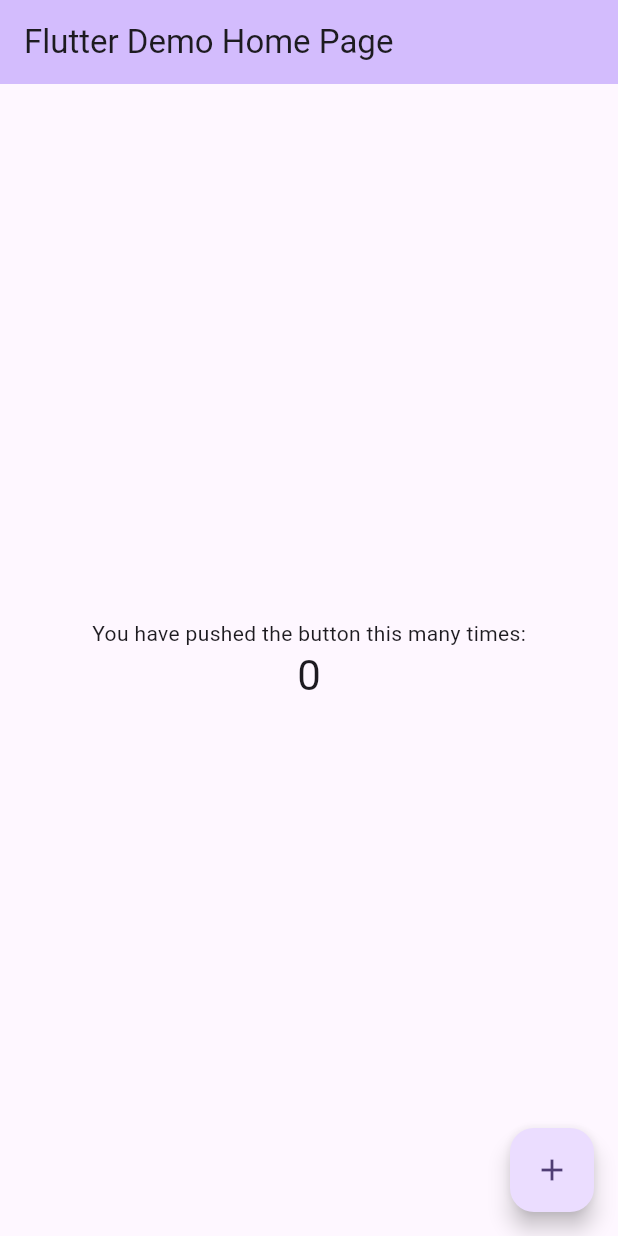
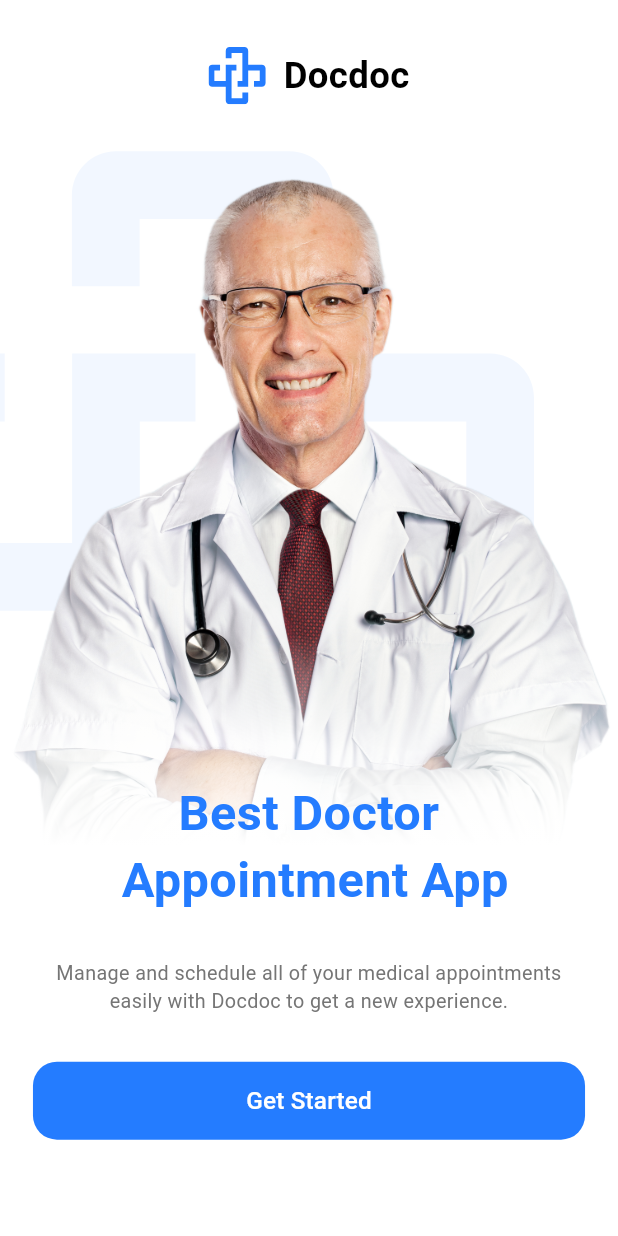
Before and after one commit to Rizk69/doctor_app, a Flutter app: the screen it shows after launch, on a phone screen of 412 x 824 dp. Run offline on Flutter 3.47's test engine with Material 3 defaults, Android fonts, the phone set to English and light mode, and no system bars; our stand-ins replace flutter_screenutil, flutter_svg.

Commit message:
create app

```diff
--- /dev/null
+++ b/lib/core/helpers/extensions.dart
@@ -0,0 +1,21 @@
+
+import 'package:flutter/material.dart';
+
+extension Navigation on BuildContext {
+  Future<dynamic> pushNamed(String routeName, {Object? arguments}) {
+    return Navigator.of(this).pushNamed(routeName, arguments: arguments);
+  }
+
+  Future<dynamic> pushReplacementNamed(String routeName, {Object? arguments}) {
+    return Navigator.of(this)
+        .pushReplacementNamed(routeName, arguments: arguments);
+  }
+
+  Future<dynamic> pushNamedAndRemoveUntil(String routeName,
+      {Object? arguments, required RoutePredicate predicate}) {
+    return Navigator.of(this)
+        .pushNamedAndRemoveUntil(routeName, predicate, arguments: arguments);
+  }
+
+  void pop() => Navigator.of(this).pop();
+}
--- /dev/null
+++ b/lib/core/routing/app_router.dart
@@ -0,0 +1,24 @@
+import 'package:flutter/cupertino.dart';
+import 'package:flutter/material.dart';
+import 'package:flutter_complete_project/core/routing/routes.dart';
+import 'package:flutter_complete_project/features/login/ui/login_screen.dart';
+import 'package:flutter_complete_project/features/onboarding/onboarding_scren.dart';
+
+class AppRouter {
+  Route generateRoute(RouteSettings settings) {
+    switch (settings.name) {
+      case Routes.onBoardingScreen:
+        return MaterialPageRoute(builder: (_) => OnBoardingScreen());
+      case Routes.loginScreen:
+        return MaterialPageRoute(builder: (_) => LoginScreen());
+
+      default:
+        return MaterialPageRoute(
+            builder: (_) => Scaffold(
+                  body: Center(
+                    child: Text('No route defined foe ${settings.name}'),
+                  ),
+                ));
+    }
+  }
+}
--- /dev/null
+++ b/lib/core/routing/routes.dart
@@ -0,0 +1,4 @@
+class Routes{
+  static const String onBoardingScreen='/onBoardingScreen';
+  static const String loginScreen='/loginScreen';
+}
--- /dev/null
+++ b/lib/core/theming/colors.dart
@@ -0,0 +1,6 @@
+import 'package:flutter/material.dart';
+
+class ColorsManager {
+  static const Color mainBlue = Color(0xFF247CFF);
+  static const Color gray = Color(0xFF757575);
+}
--- /dev/null
+++ b/lib/core/theming/styles.dart
@@ -0,0 +1,21 @@
+import 'package:flutter_complete_project/core/theming/colors.dart';
+import 'package:flutter_screenutil/flutter_screenutil.dart';
+import 'package:flutter/material.dart';
+
+class TextStyles {
+  static TextStyle font24Black700W = TextStyle(
+      fontSize: 24.sp, fontWeight: FontWeight.w700, color: Colors.black);
+
+  static TextStyle font32BlueBold = TextStyle(
+      fontSize: 32.sp,
+      fontWeight: FontWeight.bold,
+      color: ColorsManager.mainBlue);
+  static TextStyle font13grayRegular= TextStyle(
+      fontSize: 13.sp,
+      fontWeight: FontWeight.normal,
+      color: ColorsManager.gray);
+  static TextStyle font16WhiteSemiBold= TextStyle(
+      fontSize: 16.sp,
+      fontWeight: FontWeight.w500,
+      color: Colors.white);
+}
--- /dev/null
+++ b/lib/doc_app.dart
@@ -0,0 +1,29 @@
+import 'package:flutter/material.dart';
+import 'package:flutter_complete_project/core/routing/app_router.dart';
+import 'package:flutter_complete_project/core/routing/routes.dart';
+import 'package:flutter_complete_project/core/theming/colors.dart';
+import 'package:flutter_screenutil/flutter_screenutil.dart';
+
+class DocApp extends StatelessWidget {
+  final AppRouter appRouter;
+  const DocApp({super.key, required this.appRouter});
+
+  @override
+  Widget build(BuildContext context) {
+    return ScreenUtilInit(
+      designSize: Size(375, 812),
+
+      minTextAdapt: true,
+
+      child: MaterialApp(
+        debugShowCheckedModeBanner: false,
+        theme: ThemeData(
+          primaryColor: ColorsManager.mainBlue,
+          scaffoldBackgroundColor: Colors.white
+        ),
+        initialRoute: Routes.onBoardingScreen,
+        onGenerateRoute: appRouter.generateRoute,
+      ),
+    );
+  }
+}
--- /dev/null
+++ b/lib/features/login/ui/login_screen.dart
@@ -0,0 +1,12 @@
+import 'package:flutter/material.dart';
+
+class LoginScreen extends StatelessWidget {
+  const LoginScreen({super.key});
+
+  @override
+  Widget build(BuildContext context) {
+    return Scaffold(
+      body: Container(),
+    );
+  }
+}
--- /dev/null
+++ b/lib/features/onboarding/onboarding_scren.dart
@@ -0,0 +1,45 @@
+import 'package:flutter/material.dart';
+import 'package:flutter_complete_project/core/theming/styles.dart';
+import 'package:flutter_complete_project/features/onboarding/widget/doc_logo_and_name.dart';
+import 'package:flutter_complete_project/features/onboarding/widget/doctor_image_text.dart';
+import 'package:flutter_complete_project/features/onboarding/widget/get_started_buttom.dart';
+import 'package:flutter_screenutil/flutter_screenutil.dart';
+
+class OnBoardingScreen extends StatelessWidget {
+  const OnBoardingScreen({super.key});
+
+  @override
+  Widget build(BuildContext context) {
+    return Scaffold(
+      body: SafeArea(
+          child: SingleChildScrollView(
+        child: Padding(
+          padding: EdgeInsets.symmetric(vertical: 30.h),
+          child: Column(
+            children: [
+              const DocLogoAndName(),
+              SizedBox(
+                height: 30.h,
+              ),
+              DoctorImageAndText(),
+              Padding(
+                padding:  EdgeInsets.symmetric(horizontal: 20.w),
+                child: Column(
+                  children: [
+                    Text(
+                      'Manage and schedule all of your medical appointments easily with Docdoc to get a new experience.',
+                      style: TextStyles.font13grayRegular,
+                      textAlign: TextAlign.center,
+                    ),
+                    SizedBox(height: 30.h,),
+                    GetStartedButtom()
+                  ],
+                ),
+              )
+            ],
+          ),
+        ),
+      )),
+    );
+  }
+}
--- /dev/null
+++ b/lib/features/onboarding/widget/doc_logo_and_name.dart
@@ -0,0 +1,20 @@
+import 'package:flutter/material.dart';
+import 'package:flutter_complete_project/core/theming/styles.dart';
+import 'package:flutter_screenutil/flutter_screenutil.dart';
+import 'package:flutter_svg/flutter_svg.dart';
+
+class DocLogoAndName extends StatelessWidget {
+  const DocLogoAndName({super.key});
+
+  @override
+  Widget build(BuildContext context) {
+    return Row(
+      mainAxisAlignment: MainAxisAlignment.center,
+      children: [
+        SvgPicture.asset('asset/images/svg/docicon.svg'),
+        SizedBox(width: 10.w,),
+        Text('Docdoc',style: TextStyles.font24Black700W,)
+      ],
+    );
+  }
+}
--- /dev/null
+++ b/lib/features/onboarding/widget/doctor_image_text.dart
@@ -0,0 +1,39 @@
+import 'package:flutter/cupertino.dart';
+import 'package:flutter/material.dart';
+import 'package:flutter/widgets.dart';
+import 'package:flutter_complete_project/core/theming/styles.dart';
+import 'package:flutter_svg/flutter_svg.dart';
+
+class DoctorImageAndText extends StatelessWidget {
+  const DoctorImageAndText({super.key});
+
+  @override
+  Widget build(BuildContext context) {
+    return Stack(
+      children: [
+        SvgPicture.asset('asset/images/svg/logo_onboarding.svg'),
+        Container(
+          foregroundDecoration: BoxDecoration(
+              gradient: LinearGradient(
+                  colors: [
+                    Colors.white,
+                    Colors.white.withOpacity(0),
+                  ],
+                  begin: Alignment.bottomCenter,
+                  end: Alignment.topCenter,
+                  stops: const [0.14, 0.4])),
+          child: Image.asset('asset/images/doctor.png'),
+        ),
+        Positioned(
+            bottom: 30,
+            left: 0,
+            right: 0,
+            child: Text(
+              'Best Doctor\n Appointment App',
+              style: TextStyles.font32BlueBold.copyWith(height: 1.4),
+              textAlign: TextAlign.center,
+            )),
+      ],
+    );
+  }
+}
--- /dev/null
+++ b/lib/features/onboarding/widget/get_started_buttom.dart
@@ -0,0 +1,32 @@
+import 'package:flutter/material.dart';
+import 'package:flutter_complete_project/core/helpers/extensions.dart';
+import 'package:flutter_complete_project/core/routing/routes.dart';
+import 'package:flutter_complete_project/core/theming/colors.dart';
+import 'package:flutter_complete_project/core/theming/styles.dart';
+
+class GetStartedButtom extends StatelessWidget {
+  const GetStartedButtom({Key? key}) : super(key: key);
+
+  @override
+  Widget build(BuildContext context) {
+    return TextButton(
+        onPressed: () {
+          context.pushNamed(Routes.loginScreen);
+        },
+        style: ButtonStyle(
+          shape: MaterialStateProperty.all(
+            RoundedRectangleBorder(
+              borderRadius: BorderRadius.circular(16)
+            )
+          ),
+            backgroundColor:
+                const MaterialStatePropertyAll<Color>(ColorsManager.mainBlue),
+            tapTargetSize: MaterialTapTargetSize.shrinkWrap,
+            minimumSize: MaterialStateProperty.all(const Size(double.infinity, 52))),
+
+        child: Text(
+          'Get Started',
+          style: TextStyles.font16WhiteSemiBold,
+        ));
+  }
+}
--- a/lib/main.dart
+++ b/lib/main.dart
@@ -1,126 +1,7 @@
 import 'package:flutter/material.dart';
+import 'package:flutter_complete_project/core/routing/app_router.dart';
+import 'package:flutter_complete_project/doc_app.dart';
 
 void main() {
-  runApp(const MyApp());
+  runApp( DocApp(appRouter: AppRouter(),));
 }
-
-class MyApp extends StatelessWidget {
-  const MyApp({super.key});
-
-  // This widget is the root of your application.
-  @override
-  Widget build(BuildContext context) {
-    return MaterialApp(
-      debugShowCheckedModeBanner: false,
-      title: 'Flutter Demo',
-      theme: ThemeData(
-        // This is the theme of your application.
-        //
-        // TRY THIS: Try running your application with "flutter run". You'll see
-        // the application has a purple toolbar. Then, without quitting the app,
-        // try changing the seedColor in the colorScheme below to Colors.green
-        // and then invoke "hot reload" (save your changes or press the "hot
-        // reload" button in a Flutter-supported IDE, or press "r" if you used
-        // the command line to start the app).
-        //
-        // Notice that the counter didn't reset back to zero; the application
-        // state is not lost during the reload. To reset the state, use hot
-        // restart instead.
-        //
-        // This works for code too, not just values: Most code changes can be
-        // tested with just a hot reload.
-        colorScheme: ColorScheme.fromSeed(seedColor: Colors.deepPurple),
-        useMaterial3: true,
-      ),
-      home: const MyHomePage(title: 'Flutter Demo Home Page'),
-    );
-  }
-}
-
-class MyHomePage extends StatefulWidget {
-  const MyHomePage({super.key, required this.title});
-
-  // This widget is the home page of your application. It is stateful, meaning
-  // that it has a State object (defined below) that contains fields that affect
-  // how it looks.
-
-  // This class is the configuration for the state. It holds the values (in this
-  // case the title) provided by the parent (in this case the App widget) and
-  // used by the build method of the State. Fields in a Widget subclass are
-  // always marked "final".
-
-  final String title;
-
-  @override
-  State<MyHomePage> createState() => _MyHomePageState();
-}
-
-class _MyHomePageState extends State<MyHomePage> {
-  int _counter = 0;
-
-  void _incrementCounter() {
-    setState(() {
-      // This call to setState tells the Flutter framework that something has
-      // changed in this State, which causes it to rerun the build method below
-      // so that the display can reflect the updated values. If we changed
-      // _counter without calling setState(), then the build method would not be
-      // called again, and so nothing would appear to happen.
-      _counter++;
-    });
-  }
-
-  @override
-  Widget build(BuildContext context) {
-    // This method is rerun every time setState is called, for instance as done
-    // by the _incrementCounter method above.
-    //
-    // The Flutter framework has been optimized to make rerunning build methods
-    // fast, so that you can just rebuild anything that needs updating rather
-    // than having to individually change instances of widgets.
-    return Scaffold(
-      appBar: AppBar(
-        // TRY THIS: Try changing the color here to a specific color (to
-        // Colors.amber, perhaps?) and trigger a hot reload to see the AppBar
-        // change color while the other colors stay the same.
-        backgroundColor: Theme.of(context).colorScheme.inversePrimary,
-        // Here we take the value from the MyHomePage object that was created by
-        // the App.build method, and use it to set our appbar title.
-        title: Text(widget.title),
-      ),
-      body: Center(
-        // Center is a layout widget. It takes a single child and positions it
-        // in the middle of the parent.
-        child: Column(
-          // Column is also a layout widget. It takes a list of children and
-          // arranges them vertically. By default, it sizes itself to fit its
-          // children horizontally, and tries to be as tall as its parent.
-          //
-          // Column has various properties to control how it sizes itself and
-          // how it positions its children. Here we use mainAxisAlignment to
-          // center the children vertically; the main axis here is the vertical
-          // axis because Columns are vertical (the cross axis would be
-          // horizontal).
-          //
-          // TRY THIS: Invoke "debug painting" (choose the "Toggle Debug Paint"
-          // action in the IDE, or press "p" in the console), to see the
-          // wireframe for each widget.
-          mainAxisAlignment: MainAxisAlignment.center,
-          children: <Widget>[
-            const Text(
-              'You have pushed the button this many times:',
-            ),
-            Text(
-              '$_counter',
-              style: Theme.of(context).textTheme.headlineMedium,
-            ),
-          ],
-        ),
-      ),
-      floatingActionButton: FloatingActionButton(
-        onPressed: _incrementCounter,
-        tooltip: 'Increment',
-        child: const Icon(Icons.add),
-      ), // This trailing comma makes auto-formatting nicer for build methods.
-    );
-  }
-}
```
Also changed, not shown: pubspec.yaml (+6 -3 lines), asset/images/doctor.png (added), asset/images/svg/docicon.svg (added), asset/images/svg/logo_onboarding.svg (added), pubspec.lock, 1 other file.
